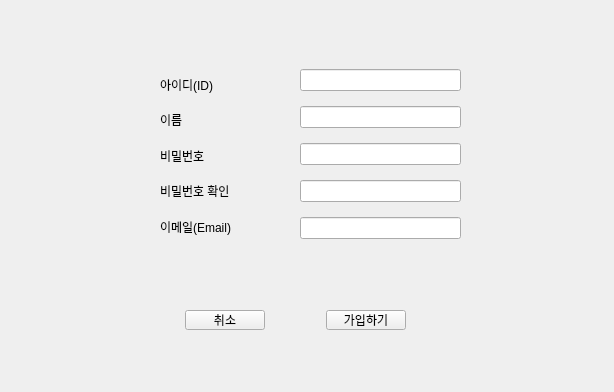
This is join.ui in Henry93s/koradin as Qt 5 draws it before an edit. The edited form follows.
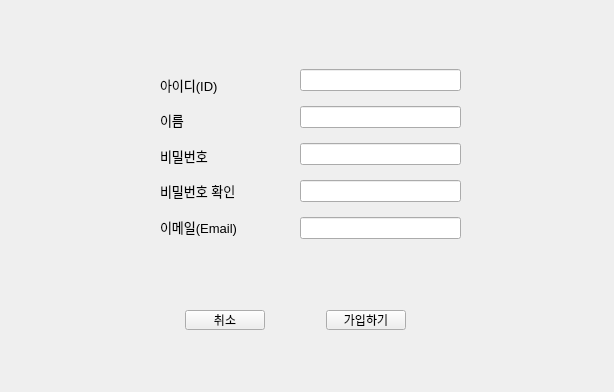
This is the edited form.

Diff of the .ui file:
```diff
--- a/join.ui
+++ b/join.ui
@@ -98,6 +98,11 @@
    <layout class="QVBoxLayout" name="verticalLayout_2">
     <item>
      <widget class="QLabel" name="label">
+      <property name="font">
+       <font>
+        <pointsize>10</pointsize>
+       </font>
+      </property>
       <property name="text">
        <string>아이디(ID)</string>
       </property>
@@ -105,6 +110,11 @@
     </item>
     <item>
      <widget class="QLabel" name="label_5">
+      <property name="font">
+       <font>
+        <pointsize>10</pointsize>
+       </font>
+      </property>
       <property name="text">
        <string>이름</string>
       </property>
@@ -112,6 +122,11 @@
     </item>
     <item>
      <widget class="QLabel" name="label_2">
+      <property name="font">
+       <font>
+        <pointsize>10</pointsize>
+       </font>
+      </property>
       <property name="text">
        <string>비밀번호</string>
       </property>
@@ -119,6 +134,11 @@
     </item>
     <item>
      <widget class="QLabel" name="label_3">
+      <property name="font">
+       <font>
+        <pointsize>10</pointsize>
+       </font>
+      </property>
       <property name="text">
        <string>비밀번호 확인</string>
       </property>
@@ -126,6 +146,11 @@
     </item>
     <item>
      <widget class="QLabel" name="label_4">
+      <property name="font">
+       <font>
+        <pointsize>10</pointsize>
+       </font>
+      </property>
       <property name="text">
        <string>이메일(Email)</string>
       </property>
```
